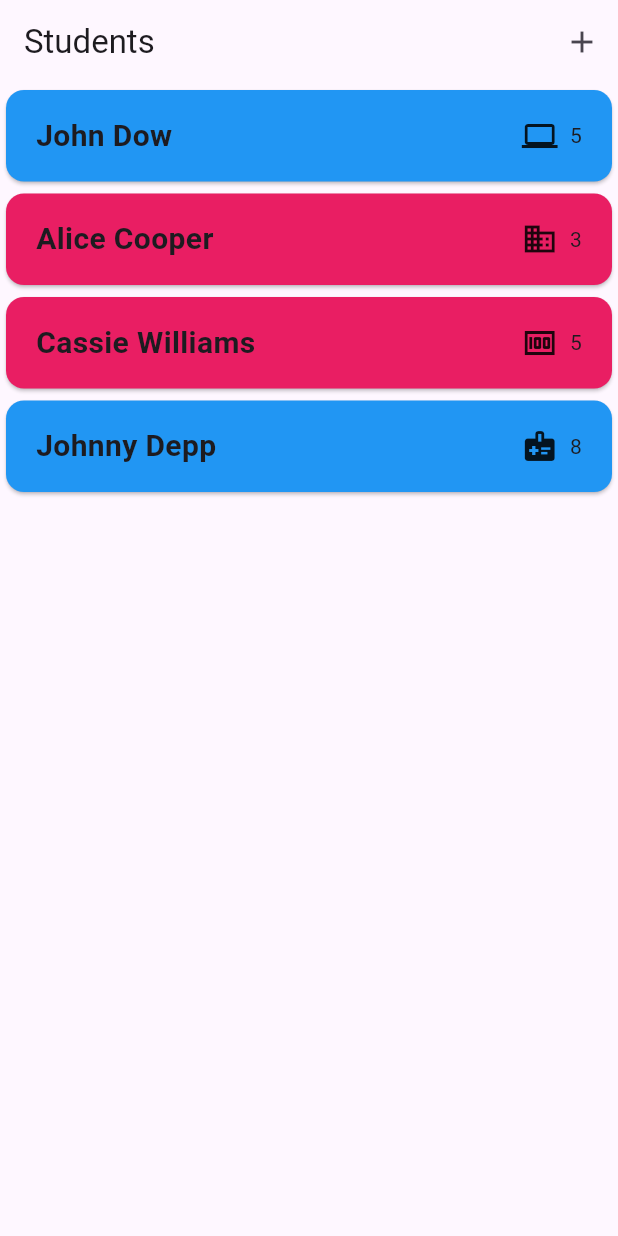
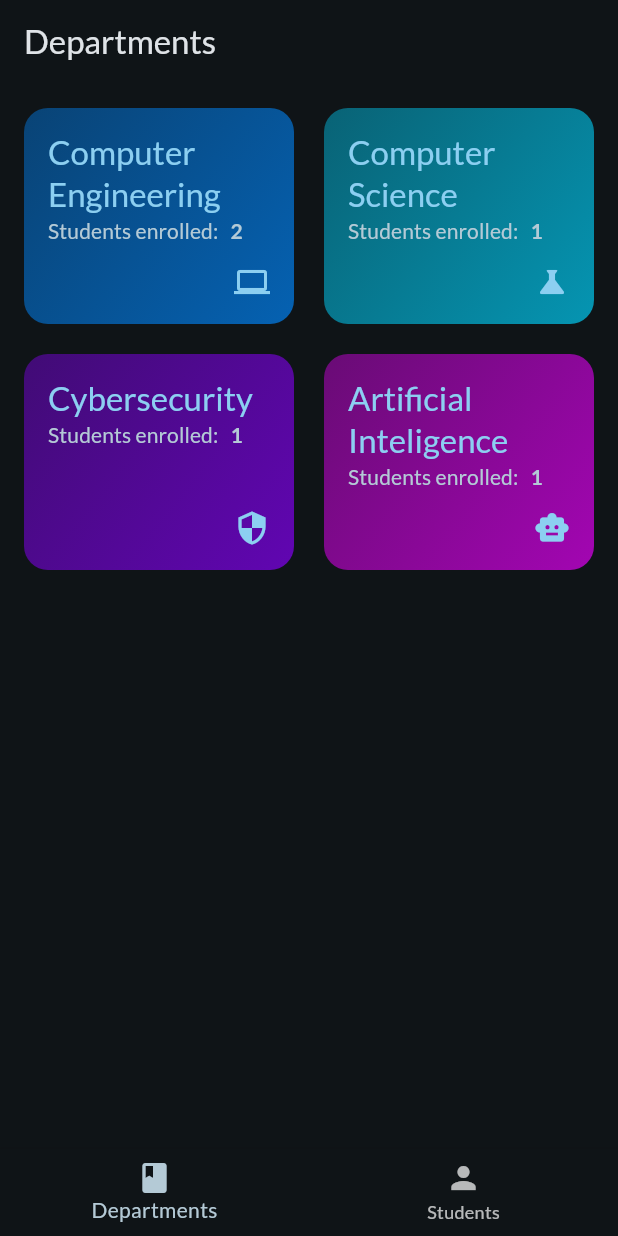
Before and after one commit to IvanHahan/flutter_lab_1, a Flutter app: the screen it shows after launch, on a phone screen of 412 x 824 dp. Run offline on Flutter 3.47's test engine with Material 3 defaults, Android fonts, the phone set to English and light mode, and no system bars; our stand-ins replace flutter_riverpod, google_fonts.

Commit message:
add departments screen and state management

```diff
--- a/lib/main.dart
+++ b/lib/main.dart
@@ -1,10 +1,31 @@
 import 'package:flutter/material.dart';
-import 'package:flutter_lab_1/widgets/students.dart';
+
+import 'package:flutter_riverpod/flutter_riverpod.dart';
+import 'package:google_fonts/google_fonts.dart';
+import 'package:flutter_lab_1/screens/tabs.dart';
+
+
+final theme = ThemeData(
+  useMaterial3: true,
+  colorScheme: ColorScheme.fromSeed(
+    brightness: Brightness.dark,
+    seedColor: const Color.fromARGB(255, 0, 100, 131),
+  ),
+  textTheme: GoogleFonts.latoTextTheme(),
+);
 
 void main() {
-  runApp(
-    const MaterialApp(
-      home: Students(),
-    ),
-  );
+  runApp(const ProviderScope(child: App(),));
 }
+
+class App extends StatelessWidget {
+  const App({super.key});
+
+  @override
+  Widget build(BuildContext context) {
+    return MaterialApp(
+      theme: theme,
+      home: const TabsScreen(),
+    );
+  }
+}
--- /dev/null
+++ b/lib/models/department.dart
@@ -0,0 +1,15 @@
+import 'package:flutter/material.dart';
+import 'package:flutter_lab_1/models/student.dart';
+import 'package:uuid/uuid.dart';
+
+const uuid = Uuid();
+
+class Department {
+  Department({required this.name, required this.icon, required this.color})
+      : id = uuid.v4();
+
+  final String id;
+  final String name;
+  final IconData icon;
+  final Color color;
+}
--- a/lib/models/student.dart
+++ b/lib/models/student.dart
@@ -4,43 +4,41 @@ import 'package:uuid/uuid.dart';
 const uuid = Uuid();
 
 enum Gender { male, female }
-enum Department { finance, law, it, medical }
 
-const categoryIcons = {
-  Gender.male: Icons.male,
-  Gender.female: Icons.female
-};
+const categoryIcons = {Gender.male: Icons.male, Gender.female: Icons.female};
 
-const departmentIcons = {
-  Department.finance: Icons.money,
-  Department.medical: Icons.medical_information,
-  Department.law: Icons.business,
-  Department.it: Icons.computer
-};
 
 class Student {
-  Student({
-    required this.firstName,
-    required this.lastName,
-    required this.department,
-    required this.gender,
-    required this.grade
-  }) : id = uuid.v4();
+  Student(
+      {required this.firstName,
+      required this.lastName,
+      required this.departmentId,
+      required this.gender,
+      required this.grade})
+      : id = uuid.v4();
 
-  Student.withId({
-    required this.id,
-    required this.firstName,
-    required this.lastName,
-    required this.department,
-    required this.gender,
-    required this.grade
-  });
+  Student.withId(
+      {required this.id,
+      required this.firstName,
+      required this.lastName,
+      required this.departmentId,
+      required this.gender,
+      required this.grade});
 
   final String id;
   final String firstName;
   final String lastName;
-  final Department department;
+  final String departmentId;
   final Gender gender;
   final int grade;
 
+  Student copyWith(firstName, lastName, departmentId, gender, grader) {
+    return Student.withId(
+        id: id,
+        firstName: firstName,
+        lastName: lastName,
+        departmentId: departmentId,
+        gender: gender,
+        grade: grade);
+  }
 }
--- /dev/null
+++ b/lib/providers/departments_provider.dart
@@ -0,0 +1,12 @@
+import 'package:flutter/material.dart';
+import 'package:flutter_lab_1/models/department.dart';
+import 'package:flutter_riverpod/flutter_riverpod.dart';
+
+final departmentsProvider = Provider((ref) {
+  return [
+    Department(name: 'Computer Engineering', icon: Icons.computer, color: const Color.fromARGB(31, 4, 106, 195)),
+    Department(name: 'Computer Science', icon: Icons.science, color: const Color.fromARGB(31, 4, 163, 195)),
+    Department(name: 'Cybersecurity', icon: Icons.security, color: const Color.fromARGB(31, 106, 4, 195)),
+    Department(name: 'Artificial Inteligence', icon: Icons.smart_toy, color: const Color.fromARGB(31, 179, 4, 195)),
+  ];
+});
--- /dev/null
+++ b/lib/providers/students_provider.dart
@@ -0,0 +1,47 @@
+import 'package:flutter_lab_1/providers/departments_provider.dart';
+import 'package:flutter_riverpod/flutter_riverpod.dart';
+import 'package:flutter_lab_1/models/student.dart';
+
+class StudentsNotifier extends StateNotifier<List<Student>> {
+  StudentsNotifier(super.state);
+
+
+  void addStudent(Student student) {
+    state = [...state, student];
+  }
+
+  void editStudent(Student student, int index) {
+    final newState = [...state];
+    newState[index] = newState[index].copyWith(
+      student.firstName,
+      student.lastName,
+      student.departmentId,
+      student.gender,
+      student.grade,
+    );
+    state = newState;
+  }
+
+  void insertStudent(Student student, int index) {
+    final newState = [...state];
+    newState.insert(index, student);
+    state = newState;
+  }
+
+  void removeStudent(Student student) {
+    state = state.where((m) => m.id != student.id).toList();
+  }
+}
+
+final studentsProvider =
+    StateNotifierProvider<StudentsNotifier, List<Student>>((ref) {
+      final departments = ref.read(departmentsProvider);
+
+  return StudentsNotifier([
+    Student(firstName: 'John', lastName: 'Smith', departmentId: departments[0].id, gender: Gender.male, grade: 75),
+    Student(firstName: 'Ana', lastName: 'De Armas', departmentId: departments[1].id, gender: Gender.female, grade: 80),
+    Student(firstName: 'Will', lastName: 'Smith', departmentId: departments[3].id, gender: Gender.male, grade: 95),
+    Student(firstName: 'Jack', lastName: 'Rassel', departmentId: departments[2].id, gender: Gender.male, grade: 60),
+    Student(firstName: 'Megan', lastName: 'Fox', departmentId: departments[0].id, gender: Gender.female, grade: 80),
+  ]);
+});
--- /dev/null
+++ b/lib/screens/departments.dart
@@ -0,0 +1,32 @@
+import 'package:flutter/material.dart';
+import 'package:flutter_lab_1/providers/departments_provider.dart';
+import 'package:flutter_lab_1/widgets/department_item.dart';
+import 'package:flutter_riverpod/flutter_riverpod.dart';
+
+class DepartmentsScreen extends ConsumerWidget {
+  const DepartmentsScreen({
+    super.key,
+  });
+
+  @override
+  Widget build(BuildContext context, WidgetRef ref) {
+    final departments = ref.watch(departmentsProvider);
+    return GridView(
+          padding: const EdgeInsets.all(16),
+          gridDelegate: const SliverGridDelegateWithFixedCrossAxisCount(
+            crossAxisCount: 2,
+            childAspectRatio: 2.5 / 2,
+            crossAxisSpacing: 20,
+            mainAxisSpacing: 20,
+          ),
+          children: [
+            for (final department in departments)
+              DepartmentItem(
+                department: department,
+                onSelectDepartment: () {
+                },
+              )
+          ],
+        );
+  }
+}
--- /dev/null
+++ b/lib/screens/tabs.dart
@@ -0,0 +1,82 @@
+import 'package:flutter/material.dart';
+import 'package:flutter_lab_1/providers/students_provider.dart';
+import 'package:flutter_lab_1/screens/departments.dart';
+import 'package:flutter_lab_1/screens/students.dart';
+import 'package:flutter_lab_1/widgets/new_student.dart';
+import 'package:flutter_riverpod/flutter_riverpod.dart';
+
+class TabsScreen extends ConsumerStatefulWidget {
+  const TabsScreen({super.key});
+
+  @override
+  ConsumerState<TabsScreen> createState() {
+    return _TabsScreenState();
+  }
+}
+
+class _TabsScreenState extends ConsumerState<TabsScreen> {
+  int _selectedPageIndex = 0;
+  void _showInfoMessage(String message) {
+    ScaffoldMessenger.of(context).clearSnackBars();
+    ScaffoldMessenger.of(context).showSnackBar(
+      SnackBar(
+        content: Text(message),
+      ),
+    );
+  }
+
+  void _selectPage(int index) {
+    setState(() {
+      _selectedPageIndex = index;
+    });
+  }
+
+
+  @override
+  Widget build(BuildContext context) {
+    final availableMeals = ref.watch(studentsProvider);
+
+    Widget activePage = DepartmentsScreen();
+    var activePageTitle = 'Departments';
+    List<Widget> actions = [];
+
+    if (_selectedPageIndex == 1) {
+      final favoriteMeals = ref.watch(studentsProvider);
+      activePage = const StudentsScreen();
+      activePageTitle = 'Students';
+      actions = [
+          IconButton(
+              onPressed: () {
+                showModalBottomSheet(
+                    useSafeArea: true,
+                    isScrollControlled: true,
+                    context: context,
+                    builder: (ctx) => const NewStudent());
+              },
+              icon: const Icon(Icons.add))
+        ];
+    }
+
+    return Scaffold(
+      appBar: AppBar(
+        title: Text(activePageTitle),
+        actions: actions,
+      ),
+      body: activePage,
+      bottomNavigationBar: BottomNavigationBar(
+        onTap: _selectPage,
+        currentIndex: _selectedPageIndex,
+        items: const [
+          BottomNavigationBarItem(
+            icon: Icon(Icons.book),
+            label: 'Departments',
+          ),
+          BottomNavigationBarItem(
+            icon: Icon(Icons.person),
+            label: 'Students',
+          ),
+        ],
+      ),
+    );
+  }
+}
--- /dev/null
+++ b/lib/widgets/department_item.dart
@@ -0,0 +1,72 @@
+import 'package:flutter/material.dart';
+import 'package:flutter_lab_1/models/department.dart';
+import 'package:flutter_lab_1/providers/students_provider.dart';
+import 'package:flutter_riverpod/flutter_riverpod.dart';
+
+class DepartmentItem extends ConsumerWidget {
+  const DepartmentItem({
+    super.key,
+    required this.department,
+    required this.onSelectDepartment,
+  });
+
+  final Department department;
+  final void Function() onSelectDepartment;
+
+  @override
+  Widget build(BuildContext context, WidgetRef ref) {
+    final enrolledStudents = ref.watch(studentsProvider).where((s) => s.departmentId == department.id).length;
+    final theme = Theme.of(context);
+    final textTheme = theme.textTheme;
+    return InkWell(
+      onTap: onSelectDepartment,
+      splashColor: Theme.of(context).primaryColor,
+      borderRadius: BorderRadius.circular(16),
+      child: Container(
+        padding: const EdgeInsets.all(16),
+        decoration: BoxDecoration(
+          borderRadius: BorderRadius.circular(16),
+          gradient: LinearGradient(
+            colors: [
+              department.color.withOpacity(0.55),
+              department.color.withOpacity(0.9),
+            ],
+            begin: Alignment.topLeft,
+            end: Alignment.bottomRight,
+          ),
+        ),
+        child: Column(crossAxisAlignment: CrossAxisAlignment.start, children: [
+          Text(
+            department.name,
+            style: textTheme.titleLarge!
+                .copyWith(color: theme.colorScheme.primary),
+          ),
+          Row(
+            children: [
+              Text(
+                'Students enrolled:',
+                style: textTheme.titleSmall!
+                    .copyWith(color: theme.colorScheme.secondary),
+              ),
+              const SizedBox(
+                width: 8,
+              ),
+              Text(enrolledStudents.toString(),
+                  style: textTheme.titleSmall!.copyWith(
+                    color: theme.colorScheme.secondary,
+                    fontWeight: FontWeight.bold,
+                  )),
+            ],
+          ),
+          const Spacer(),
+          Row(
+            children: [
+              const Spacer(),
+              Icon(department.icon, color: theme.colorScheme.primary,),
+            ],
+          ),
+        ]),
+      ),
+    );
+  }
+}
--- a/lib/widgets/students.dart
+++ /dev/null
@@ -1,131 +0,0 @@
-import 'package:flutter/material.dart';
-import 'package:flutter_lab_1/models/student.dart';
-import 'package:flutter_lab_1/widgets/new_student.dart';
-import 'package:flutter_lab_1/widgets/student_item.dart';
-
-class Students extends StatefulWidget {
-  const Students({super.key});
-
-  @override
-  State<StatefulWidget> createState() {
-    return _ExpensesState();
-  }
-}
-
-class _ExpensesState extends State<Students> {
-  final List<Student> _students = [
-    Student(
-      firstName: "John",
-      lastName: "Dow",
-      gender: Gender.male,
-      department: Department.it,
-      grade: 5,
-    ),
-    Student(
-      firstName: "Alice",
-      lastName: "Cooper",
-      gender: Gender.female,
-      department: Department.law,
-      grade: 3,
-    ),
-    Student(
-      firstName: "Cassie",
-      lastName: "Williams",
-      gender: Gender.female,
-      department: Department.finance,
-      grade: 5,
-    ),
-    Student(
-      firstName: "Johnny",
-      lastName: "Depp",
-      gender: Gender.male,
-      department: Department.medical,
-      grade: 8,
-    ),
-  ];
-
-  void _addStudent(Student expense) {
-    setState(() {
-      _students.add(expense);
-    });
-  }
-
-  void _editStudent(Student student) {
-    final studentIndex = _students.indexWhere((s) => s.id == student.id);
-    setState(() {
-      _students[studentIndex] = student;
-    });
-  }
-
-  void _openAddStudentOverlay(Student? student) {
-    showModalBottomSheet(
-        useSafeArea: true,
-        isScrollControlled: true,
-        context: context,
-        builder: (ctx) => NewStudent(
-              onAddExpense: _addStudent,
-              onEditStudent: _editStudent,
-              student: student,
-            ));
-  }
-
-  void _removeStudent(Student student) {
-    final studentIndex = _students.indexOf(student);
-    setState(() {
-      _students.remove(student);
-    });
-    ScaffoldMessenger.of(context).clearSnackBars();
-    ScaffoldMessenger.of(context).showSnackBar(
-      SnackBar(
-        duration: const Duration(seconds: 3),
-        content: const Text('Expense deleted'),
-        action: SnackBarAction(
-            label: 'Undo',
-            onPressed: () {
-              setState(() {
-                _students.insert(studentIndex, student);
-              });
-            }),
-      ),
-    );
-    // );
-  }
-
-  @override
-  Widget build(BuildContext context) {
-    return Scaffold(
-        appBar: AppBar(
-          title: const Text('Students'),
-          actions: [
-            IconButton(
-                onPressed: () {
-                  _openAddStudentOverlay(null);
-                },
-                icon: const Icon(Icons.add))
-          ],
-        ),
-        body: Column(children: [
-          Expanded(
-            child: ListView.builder(
-              itemCount: _students.length,
-              itemBuilder: (context, index) => Dismissible(
-                key: ValueKey(_students[index]),
-                background: Container(
-                  color: Theme.of(context).colorScheme.error.withOpacity(0.75),
-                  margin: const EdgeInsets.symmetric(horizontal: 16),
-                ),
-                onDismissed: (direction) {
-                  _removeStudent(_students[index]);
-                },
-                child: InkWell(
-                  onTap: () {
-                    _openAddStudentOverlay(_students[index]);
-                  },
-                  child: StudentItem(student: _students[index]),
-                ),
-              ),
-            ),
-          ),
-        ]));
-  }
-}
--- a/pubspec.yaml
+++ b/pubspec.yaml
@@ -9,6 +9,8 @@ environment:
 dependencies:
   flutter:
     sdk: flutter
+  flutter_riverpod: ^2.6.1
+  google_fonts: ^6.2.1
   uuid: ^4.5.1
 
 dev_dependencies:
```
Also changed, not shown: lib/screens/students.dart (added, +64 -0 lines), lib/widgets/new_student.dart (+47 -32 lines), lib/widgets/student_item.dart (+18 -6 lines), pubspec.lock, 1 other file.
